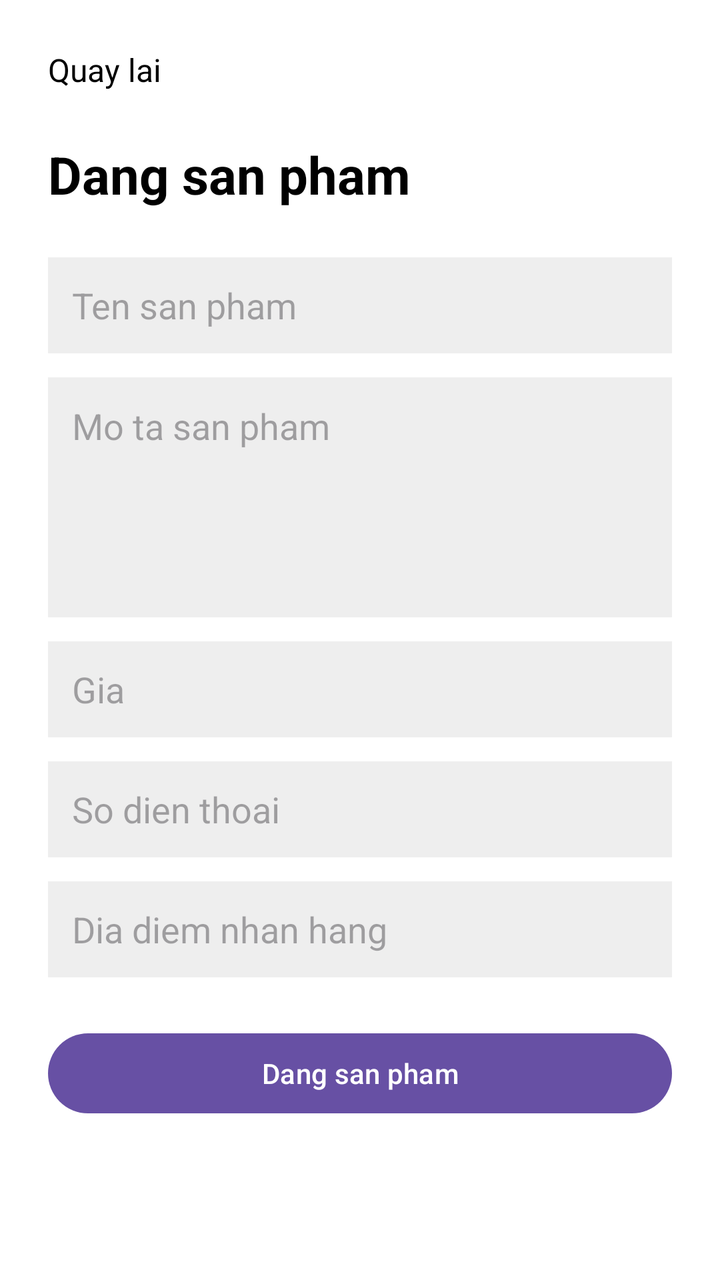
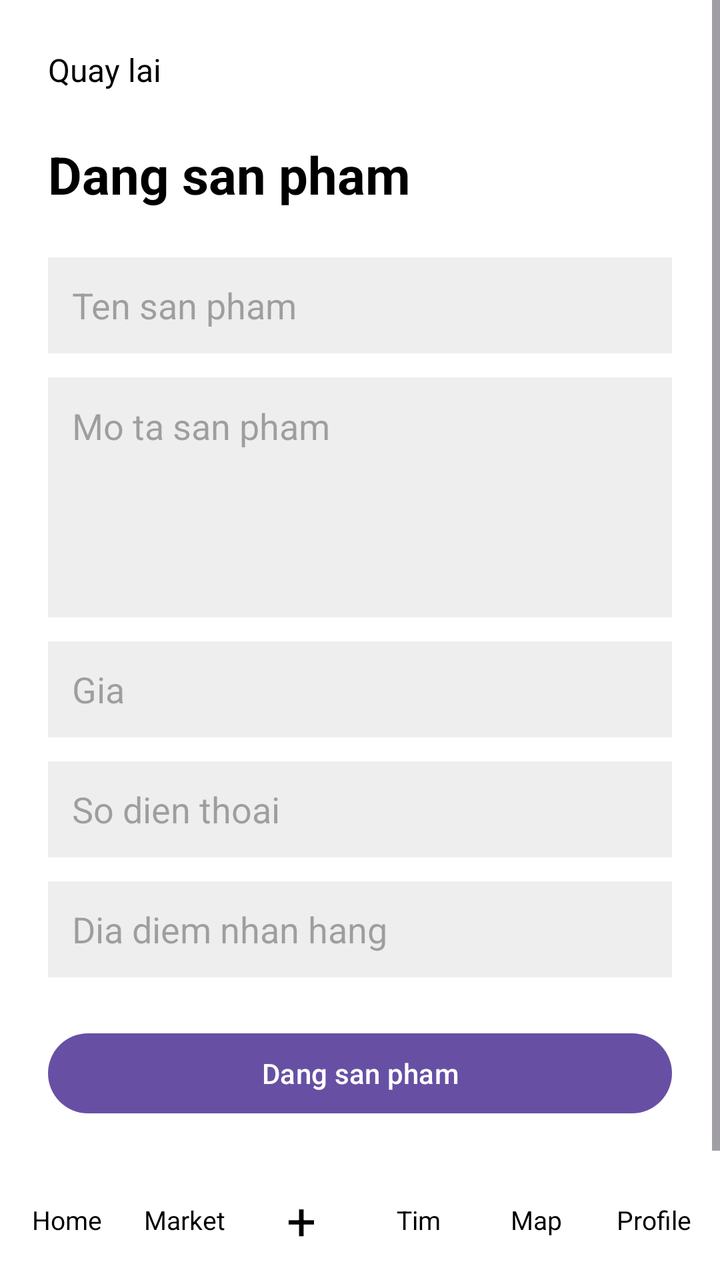

The first picture is an Android layout as it rendered before a commit; the second is the same layout after the commit. The layout source and the unified diff follow.
<!-- AndroidManifest.xml: application theme Theme.UNIAPP_HAUFINAL -->
<!-- res/layout/activity_add_market_item.xml -->
<?xml version="1.0" encoding="utf-8"?>
<ScrollView xmlns:android="http://schemas.android.com/apk/res/android"
    xmlns:tools="http://schemas.android.com/tools"
    android:layout_width="match_parent"
    android:layout_height="match_parent"
    android:background="#FFFFFF"
    tools:context=".activity.market.AddMarketItemActivity">

    <LinearLayout
        android:id="@+id/main"
        android:layout_width="match_parent"
        android:layout_height="wrap_content"
        android:orientation="vertical"
        android:padding="24dp">

        <TextView
            android:id="@+id/txtBack"
            android:layout_width="wrap_content"
            android:layout_height="wrap_content"
            android:text="Quay lai"
            android:textColor="#000000"
            android:textSize="16sp" />

        <TextView
            android:layout_width="wrap_content"
            android:layout_height="wrap_content"
            android:layout_marginTop="24dp"
            android:text="Dang san pham"
            android:textColor="#000000"
            android:textSize="26sp"
            android:textStyle="bold" />

        <EditText
            android:id="@+id/edtTitle"
            android:layout_width="match_parent"
            android:layout_height="48dp"
            android:layout_marginTop="24dp"
            android:background="#EEEEEE"
            android:hint="Ten san pham"
            android:inputType="text"
            android:paddingStart="12dp"
            android:paddingEnd="12dp"
            android:textColor="#000000" />

        <EditText
            android:id="@+id/edtDescription"
            android:layout_width="match_parent"
            android:layout_height="120dp"
            android:layout_marginTop="12dp"
            android:background="#EEEEEE"
            android:gravity="top"
            android:hint="Mo ta san pham"
            android:inputType="textMultiLine"
            android:padding="12dp"
            android:textColor="#000000" />

        <EditText
            android:id="@+id/edtPrice"
            android:layout_width="match_parent"
            android:layout_height="48dp"
            android:layout_marginTop="12dp"
            android:background="#EEEEEE"
            android:hint="Gia"
            android:inputType="number"
            android:paddingStart="12dp"
            android:paddingEnd="12dp"
            android:textColor="#000000" />

        <EditText
            android:id="@+id/edtPhone"
            android:layout_width="match_parent"
            android:layout_height="48dp"
            android:layout_marginTop="12dp"
            android:background="#EEEEEE"
            android:hint="So dien thoai"
            android:inputType="phone"
            android:paddingStart="12dp"
            android:paddingEnd="12dp"
            android:textColor="#000000" />

        <EditText
            android:id="@+id/edtLocation"
            android:layout_width="match_parent"
            android:layout_height="48dp"
            android:layout_marginTop="12dp"
            android:background="#EEEEEE"
            android:hint="Dia diem nhan hang"
            android:inputType="text"
            android:paddingStart="12dp"
            android:paddingEnd="12dp"
            android:textColor="#000000" />

        <Button
            android:id="@+id/btnSubmitItem"
            android:layout_width="match_parent"
            android:layout_height="wrap_content"
            android:layout_marginTop="24dp"
            android:text="Dang san pham" />
    </LinearLayout>
</ScrollView>
<!-- resources referenced by this layout -->
<resources>
  <style name="Theme.UNIAPP_HAUFINAL" parent="Base.Theme.UNIAPP_HAUFINAL" />
  <style name="Base.Theme.UNIAPP_HAUFINAL" parent="Theme.Material3.DayNight.NoActionBar">
          
          
      </style>
</resources>

<!-- the commit's change to res/layout/activity_add_market_item.xml (unified diff, before → after) -->
@@ -1,100 +1,41 @@
 <?xml version="1.0" encoding="utf-8"?>
-<ScrollView xmlns:android="http://schemas.android.com/apk/res/android"
+<LinearLayout xmlns:android="http://schemas.android.com/apk/res/android"
     xmlns:tools="http://schemas.android.com/tools"
     android:layout_width="match_parent"
     android:layout_height="match_parent"
+    android:orientation="vertical"
     android:background="#FFFFFF"
     tools:context=".activity.market.AddMarketItemActivity">
 
-    <LinearLayout
-        android:id="@+id/main"
+    <ScrollView
         android:layout_width="match_parent"
-        android:layout_height="wrap_content"
-        android:orientation="vertical"
-        android:padding="24dp">
+        android:layout_height="0dp"
+        android:layout_weight="1">
 
-        <TextView
-            android:id="@+id/txtBack"
-            android:layout_width="wrap_content"
-            android:layout_height="wrap_content"
-            android:text="Quay lai"
-            android:textColor="#000000"
-            android:textSize="16sp" />
-
-        <TextView
-            android:layout_width="wrap_content"
-            android:layout_height="wrap_content"
-            android:layout_marginTop="24dp"
-            android:text="Dang san pham"
-            android:textColor="#000000"
-            android:textSize="26sp"
-            android:textStyle="bold" />
-
-        <EditText
-            android:id="@+id/edtTitle"
-            android:layout_width="match_parent"
-            android:layout_height="48dp"
-            android:layout_marginTop="24dp"
-            android:background="#EEEEEE"
-            android:hint="Ten san pham"
-            android:inputType="text"
-            android:paddingStart="12dp"
-            android:paddingEnd="12dp"
-            android:textColor="#000000" />
-
-        <EditText
-            android:id="@+id/edtDescription"
-            android:layout_width="match_parent"
-            android:layout_height="120dp"
-            android:layout_marginTop="12dp"
-            android:background="#EEEEEE"
-            android:gravity="top"
-            android:hint="Mo ta san pham"
-            android:inputType="textMultiLine"
-            android:padding="12dp"
-            android:textColor="#000000" />
-
-        <EditText
-            android:id="@+id/edtPrice"
-            android:layout_width="match_parent"
-            android:layout_height="48dp"
-            android:layout_marginTop="12dp"
-            android:background="#EEEEEE"
-            android:hint="Gia"
-            android:inputType="number"
-            android:paddingStart="12dp"
-            android:paddingEnd="12dp"
-            android:textColor="#000000" />
-
-        <EditText
-            android:id="@+id/edtPhone"
-            android:layout_width="match_parent"
-            android:layout_height="48dp"
-            android:layout_marginTop="12dp"
-            android:background="#EEEEEE"
-            android:hint="So dien thoai"
-            android:inputType="phone"
-            android:paddingStart="12dp"
-            android:paddingEnd="12dp"
-            android:textColor="#000000" />
-
-        <EditText
-            android:id="@+id/edtLocation"
-            android:layout_width="match_parent"
-            android:layout_height="48dp"
-            android:layout_marginTop="12dp"
-            android:background="#EEEEEE"
-            android:hint="Dia diem nhan hang"
-            android:inputType="text"
-            android:paddingStart="12dp"
-            android:paddingEnd="12dp"
-            android:textColor="#000000" />
-
-        <Button
-            android:id="@+id/btnSubmitItem"
+        <LinearLayout
+            android:id="@+id/main"
             android:layout_width="match_parent"
             android:layout_height="wrap_content"
-            android:layout_marginTop="24dp"
-            android:text="Dang san pham" />
+            android:orientation="vertical"
+            android:padding="24dp">
+
+            <TextView android:id="@+id/txtBack" android:layout_width="wrap_content" android:layout_height="wrap_content" android:text="Quay lai" android:textColor="#000000" android:textSize="16sp" />
+            <TextView android:layout_width="wrap_content" android:layout_height="wrap_content" android:layout_marginTop="24dp" android:text="Dang san pham" android:textColor="#000000" android:textSize="26sp" android:textStyle="bold" />
+            <EditText android:id="@+id/edtTitle" android:layout_width="match_parent" android:layout_height="48dp" android:layout_marginTop="24dp" android:background="#EEEEEE" android:hint="Ten san pham" android:inputType="text" android:paddingStart="12dp" android:paddingEnd="12dp" android:textColor="#000000" />
+            <EditText android:id="@+id/edtDescription" android:layout_width="match_parent" android:layout_height="120dp" android:layout_marginTop="12dp" android:background="#EEEEEE" android:gravity="top" android:hint="Mo ta san pham" android:inputType="textMultiLine" android:padding="12dp" android:textColor="#000000" />
+            <EditText android:id="@+id/edtPrice" android:layout_width="match_parent" android:layout_height="48dp" android:layout_marginTop="12dp" android:background="#EEEEEE" android:hint="Gia" android:inputType="number" android:paddingStart="12dp" android:paddingEnd="12dp" android:textColor="#000000" />
+            <EditText android:id="@+id/edtPhone" android:layout_width="match_parent" android:layout_height="48dp" android:layout_marginTop="12dp" android:background="#EEEEEE" android:hint="So dien thoai" android:inputType="phone" android:paddingStart="12dp" android:paddingEnd="12dp" android:textColor="#000000" />
+            <EditText android:id="@+id/edtLocation" android:layout_width="match_parent" android:layout_height="48dp" android:layout_marginTop="12dp" android:background="#EEEEEE" android:hint="Dia diem nhan hang" android:inputType="text" android:paddingStart="12dp" android:paddingEnd="12dp" android:textColor="#000000" />
+            <Button android:id="@+id/btnSubmitItem" android:layout_width="match_parent" android:layout_height="wrap_content" android:layout_marginTop="24dp" android:text="Dang san pham" />
+        </LinearLayout>
+    </ScrollView>
+
+    <LinearLayout android:layout_width="match_parent" android:layout_height="60dp" android:orientation="horizontal" android:gravity="center" android:background="#FFFFFF" android:paddingStart="4dp" android:paddingEnd="4dp">
+        <TextView android:id="@+id/navHome" android:layout_width="0dp" android:layout_height="match_parent" android:layout_weight="1" android:gravity="center" android:text="Home" android:textColor="#000000" android:textSize="13sp" />
+        <TextView android:id="@+id/navMarket" android:layout_width="0dp" android:layout_height="match_parent" android:layout_weight="1" android:gravity="center" android:text="Market" android:textColor="#000000" android:textSize="13sp" />
+        <TextView android:id="@+id/navPost" android:layout_width="0dp" android:layout_height="match_parent" android:layout_weight="1" android:gravity="center" android:text="+" android:textColor="#000000" android:textSize="26sp" />
+        <TextView android:layout_width="0dp" android:layout_height="match_parent" android:layout_weight="1" android:gravity="center" android:text="Tim" android:textColor="#000000" android:textSize="13sp" />
+        <TextView android:id="@+id/navMap" android:layout_width="0dp" android:layout_height="match_parent" android:layout_weight="1" android:gravity="center" android:text="Map" android:textColor="#000000" android:textSize="13sp" />
+        <TextView android:id="@+id/navProfile" android:layout_width="0dp" android:layout_height="match_parent" android:layout_weight="1" android:gravity="center" android:text="Profile" android:textColor="#000000" android:textSize="13sp" />
     </LinearLayout>
-</ScrollView>
+</LinearLayout>
